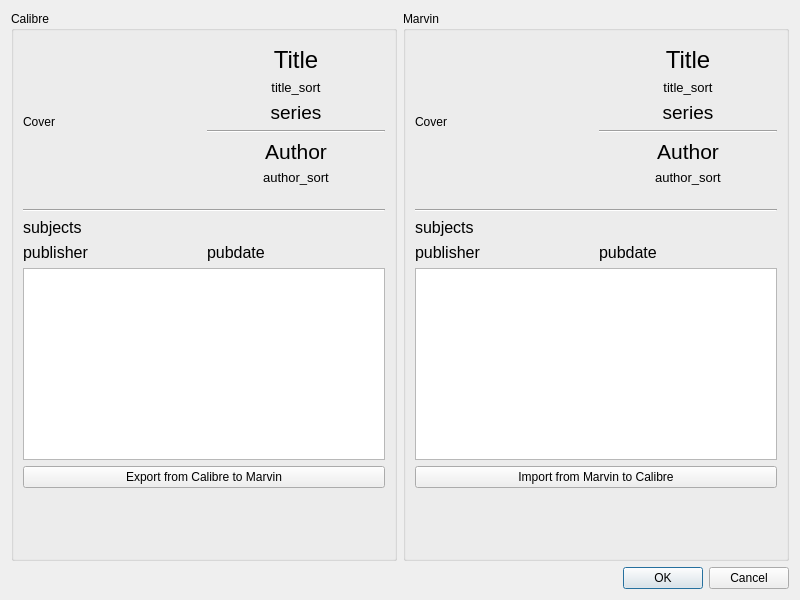
Philantrop/calibre-marvin-manager, file dialogs/metadata.ui: the form before one commit.
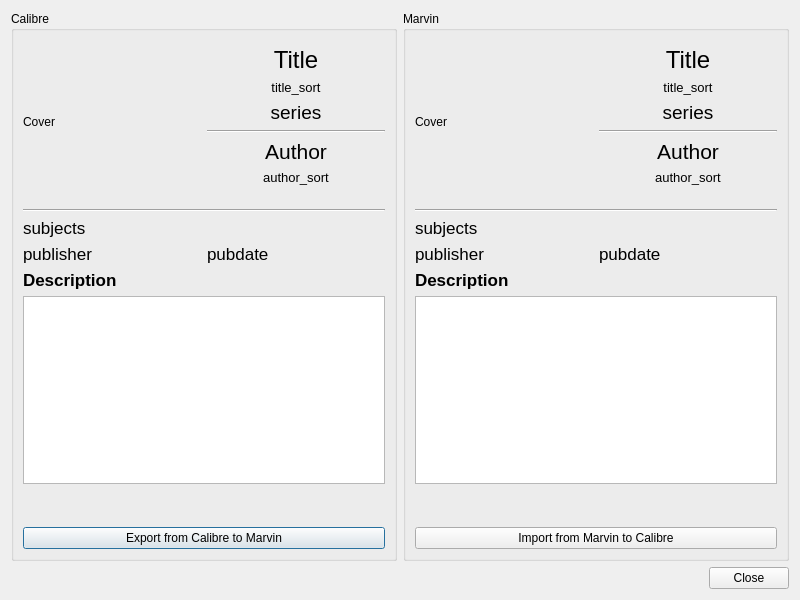
The form after the commit. Icons and pictures are not drawn.

Commit message: General improvements in Metadata dialog.

What changed in the file:
```diff
--- a/dialogs/metadata.ui
+++ b/dialogs/metadata.ui
@@ -159,10 +159,16 @@
         </item>
         <item>
          <widget class="QLabel" name="calibre_subjects">
+          <property name="sizePolicy">
+           <sizepolicy hsizetype="Preferred" vsizetype="Preferred">
+            <horstretch>0</horstretch>
+            <verstretch>0</verstretch>
+           </sizepolicy>
+          </property>
           <property name="font">
            <font>
             <family>Helvetica</family>
-            <pointsize>12</pointsize>
+            <pointsize>13</pointsize>
            </font>
           </property>
           <property name="text">
@@ -180,7 +186,7 @@
             <property name="font">
              <font>
               <family>Helvetica</family>
-              <pointsize>12</pointsize>
+              <pointsize>13</pointsize>
              </font>
             </property>
             <property name="text">
@@ -193,7 +199,7 @@
             <property name="font">
              <font>
               <family>Helvetica</family>
-              <pointsize>12</pointsize>
+              <pointsize>13</pointsize>
              </font>
             </property>
             <property name="text">
@@ -203,6 +209,21 @@
           </item>
          </layout>
         </item>
+        <item>
+         <widget class="QLabel" name="calibre_description_label">
+          <property name="font">
+           <font>
+            <family>Helvetica</family>
+            <pointsize>13</pointsize>
+            <weight>75</weight>
+            <bold>true</bold>
+           </font>
+          </property>
+          <property name="text">
+           <string>Description</string>
+          </property>
+         </widget>
+        </item>
         <item>
          <widget class="QTextBrowser" name="calibre_description">
           <property name="enabled">
@@ -214,8 +235,27 @@
             <height>16777215</height>
            </size>
           </property>
+          <property name="font">
+           <font>
+            <family>Helvetica</family>
+            <pointsize>13</pointsize>
+           </font>
+          </property>
          </widget>
         </item>
+        <item>
+         <spacer name="calibre_vs">
+          <property name="orientation">
+           <enum>Qt::Vertical</enum>
+          </property>
+          <property name="sizeHint" stdset="0">
+           <size>
+            <width>20</width>
+            <height>40</height>
+           </size>
+          </property>
+         </spacer>
+        </item>
         <item>
          <widget class="QPushButton" name="export_to_marvin_button">
           <property name="text">
@@ -223,19 +263,6 @@
           </property>
          </widget>
         </item>
-        <item>
-         <spacer name="calibre_vs">
-          <property name="orientation">
-           <enum>Qt::Vertical</enum>
-          </property>
-          <property name="sizeHint" stdset="0">
-           <size>
-            <width>20</width>
-            <height>40</height>
-           </size>
-          </property>
-         </spacer>
-        </item>
        </layout>
       </widget>
      </item>
@@ -381,10 +408,16 @@
         </item>
         <item>
          <widget class="QLabel" name="marvin_subjects">
+          <property name="sizePolicy">
+           <sizepolicy hsizetype="Preferred" vsizetype="Preferred">
+            <horstretch>0</horstretch>
+            <verstretch>0</verstretch>
+           </sizepolicy>
+          </property>
           <property name="font">
            <font>
             <family>Helvetica</family>
-            <pointsize>12</pointsize>
+            <pointsize>13</pointsize>
            </font>
           </property>
           <property name="text">
@@ -402,7 +435,7 @@
             <property name="font">
              <font>
               <family>Helvetica</family>
-              <pointsize>12</pointsize>
+              <pointsize>13</pointsize>
              </font>
             </property>
             <property name="text">
@@ -415,7 +448,7 @@
             <property name="font">
              <font>
               <family>Helvetica</family>
-              <pointsize>12</pointsize>
+              <pointsize>13</pointsize>
              </font>
             </property>
             <property name="text">
@@ -425,6 +458,21 @@
           </item>
          </layout>
         </item>
+        <item>
+         <widget class="QLabel" name="marvin_description_label">
+          <property name="font">
+           <font>
+            <family>Helvetica</family>
+            <pointsize>13</pointsize>
+            <weight>75</weight>
+            <bold>true</bold>
+           </font>
+          </property>
+          <property name="text">
+           <string>Description</string>
+          </property>
+         </widget>
+        </item>
         <item>
          <widget class="QTextBrowser" name="marvin_description">
           <property name="enabled">
@@ -436,8 +484,27 @@
             <height>16777215</height>
            </size>
           </property>
+          <property name="font">
+           <font>
+            <family>Helvetica</family>
+            <pointsize>13</pointsize>
+           </font>
+          </property>
          </widget>
         </item>
+        <item>
+         <spacer name="marvin_vs">
+          <property name="orientation">
+           <enum>Qt::Vertical</enum>
+          </property>
+          <property name="sizeHint" stdset="0">
+           <size>
+            <width>20</width>
+            <height>40</height>
+           </size>
+          </property>
+         </spacer>
+        </item>
         <item>
          <widget class="QPushButton" name="import_from_marvin_button">
           <property name="text">
@@ -445,19 +512,6 @@
           </property>
          </widget>
         </item>
-        <item>
-         <spacer name="marvin_vs">
-          <property name="orientation">
-           <enum>Qt::Vertical</enum>
-          </property>
-          <property name="sizeHint" stdset="0">
-           <size>
-            <width>20</width>
-            <height>40</height>
-           </size>
-          </property>
-         </spacer>
-        </item>
        </layout>
       </widget>
      </item>
@@ -466,7 +520,7 @@
    <item row="1" column="0">
     <widget class="QDialogButtonBox" name="bb">
      <property name="standardButtons">
-      <set>QDialogButtonBox::Cancel|QDialogButtonBox::Ok</set>
+      <set>QDialogButtonBox::Close</set>
      </property>
     </widget>
    </item>
```
The commit also changes 2 other files.
